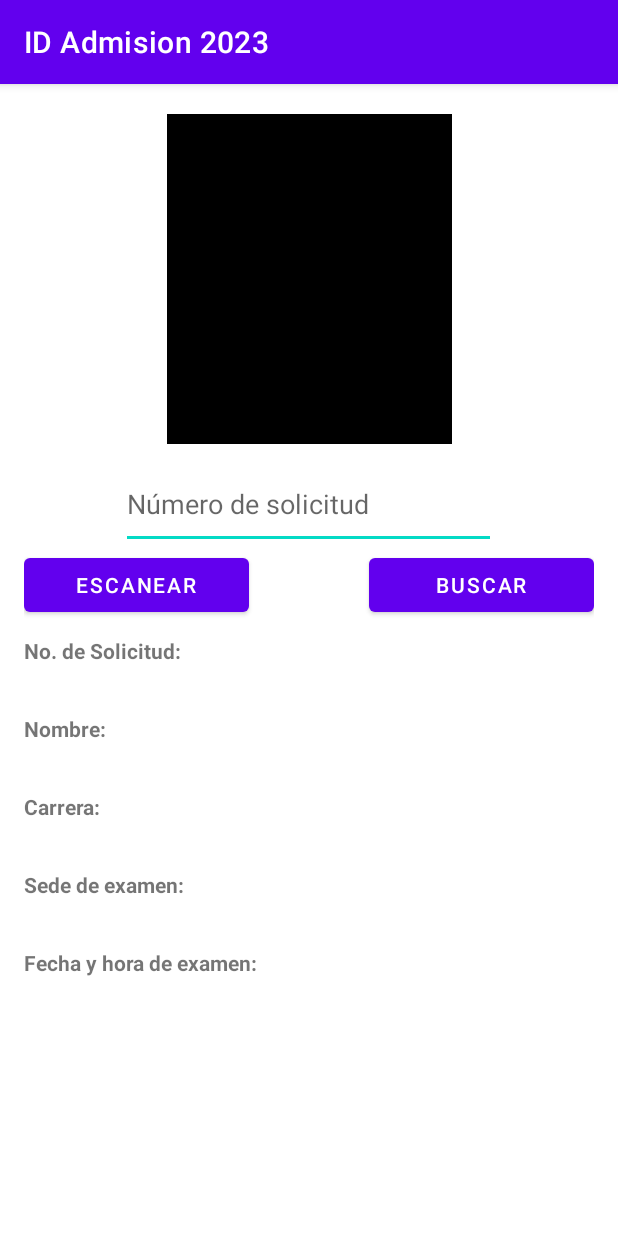
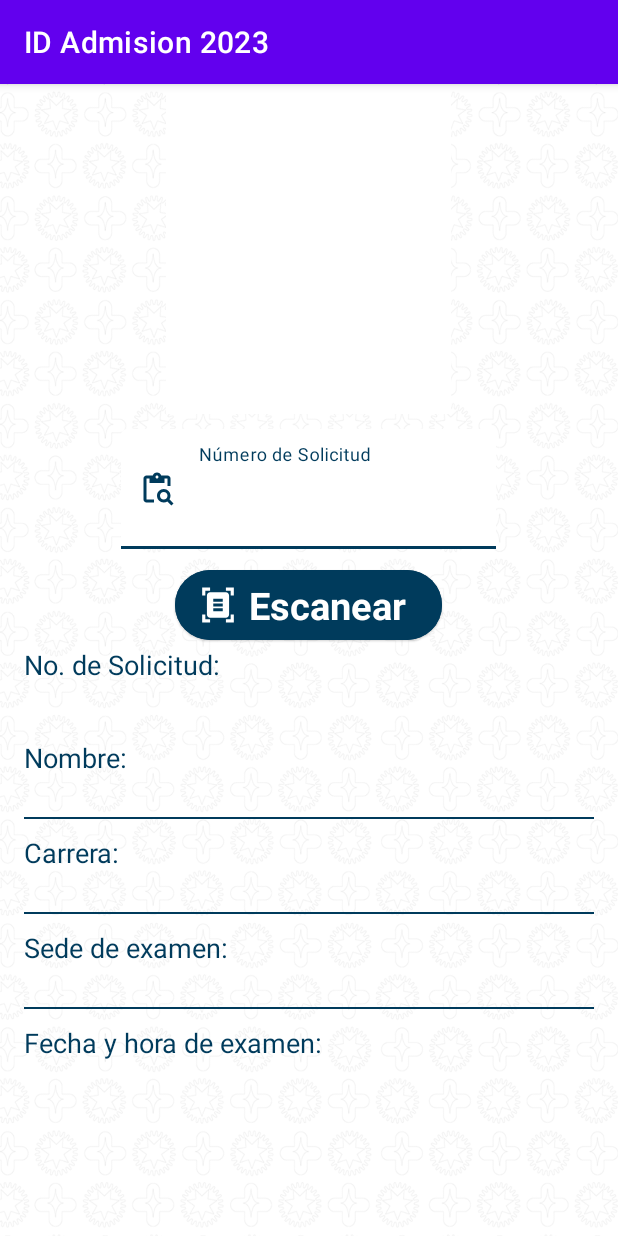
Before and after one commit to edurazno/ID-Admision-2023, an Android app: the screen it shows after launch (MainActivity), on a phone screen of 412 x 824 dp. Run offline under Robolectric (Android 15) with nearby library versions, the phone set to English and light mode, and no system bars; libraries missing offline, so code that uses them is left out: com.google.zxing.integration.

Commit message:
Viernes 09032023 DAE, oculta teclado

```diff
--- a/app/src/main/java/com/dae/idadmision2023/MainActivity.kt
+++ b/app/src/main/java/com/dae/idadmision2023/MainActivity.kt
@@ -1,15 +1,18 @@
 package com.dae.idadmision2023
 
+
+import android.content.Context
 import android.content.Intent
-import android.graphics.drawable.Drawable
 import android.net.Uri
 import android.os.Build
 import android.os.Bundle
+import android.view.Window
+import android.view.WindowManager
+import android.view.inputmethod.InputMethodManager
 import android.widget.Toast
 import androidx.annotation.RequiresApi
 import androidx.appcompat.app.AppCompatActivity
 import com.bumptech.glide.Glide
-import com.bumptech.glide.request.target.Target
 import com.dae.idadmision2023.databinding.ActivityMainBinding
 import com.google.gson.Gson
 import com.google.gson.reflect.TypeToken
@@ -17,11 +20,11 @@ import com.google.zxing.integration.android.IntentIntegrator
 import java.io.File
 import java.io.IOException
 
-
 class MainActivity : AppCompatActivity() {
 
     lateinit var binding: ActivityMainBinding
     var encontrado = false
+
 
     override fun onCreate(savedInstanceState: Bundle?) {
         super.onCreate(savedInstanceState)
@@ -29,15 +32,29 @@ class MainActivity : AppCompatActivity() {
         binding = ActivityMainBinding.inflate(layoutInflater)
         setContentView(binding.root)
 
-        //SCANEAR
-        binding.btnBuscar.setOnClickListener { initScan() }
 
-        //BUSCAR
-        binding.btnBuscar2.setOnClickListener {
-            val matricula: String = binding.inTxtNsolicitud.text.toString()
-            fnBuscarMatricula(matricula)
+        //BOTON SCANEAR
+        binding.btnBuscar.setOnClickListener {
+
+            hideKeyBoard()
+            if (!binding.inTxtNsolicitud.text.isNullOrBlank()) {
+
+                fnBuscarMatricula(binding.inTxtNsolicitud.text.toString())
+            }else{
+                initScan()
+            }
         }
 
+    }
+
+    fun hideKeyBoard(){
+        val view = this.currentFocus
+        if(view != null){
+            val hideMe = getSystemService(Context.INPUT_METHOD_SERVICE) as InputMethodManager
+            hideMe.hideSoftInputFromWindow(view.windowToken,0)
+        }else{
+            window.setSoftInputMode(WindowManager.LayoutParams.SOFT_INPUT_STATE_ALWAYS_HIDDEN)
+        }
     }
 
     private fun fnBuscarMatricula(matricula: String) {
@@ -45,7 +62,8 @@ class MainActivity : AppCompatActivity() {
         if (matricula.length == 9) {
             //Toast.makeText(this, matricula, Toast.LENGTH_SHORT).show()
 
-            encontrado = searchInJSON(matricula)
+            //encontrado = searchInJSON(matricula)
+            encontrado = searchInJSON1(matricula)
 
             //Revisa si se encotró información del aspirante.
             if (!encontrado){
@@ -59,7 +77,8 @@ class MainActivity : AppCompatActivity() {
                 binding.tvNombre.text = ""
 
             }
-        } else {
+
+         }else {
             //Toast.makeText(this, "Ingresa los 9 dígitos de la matrícula", Toast.LENGTH_SHORT).show()
             initScan()
         }
@@ -67,7 +86,8 @@ class MainActivity : AppCompatActivity() {
 
      @RequiresApi(Build.VERSION_CODES.Q)
      fun loadImage(matricula: String) {
-         val path = "storage/emulated/0/Download/fotos/${matricula}.jpg"
+         //val path = "storage/emulated/0/Download/fotos/${matricula}.jpg"
+         val path = "/storage/emulated/0/Download/fotos/${matricula}.jpg"
          val file = File(path)
          val imageUri = Uri.fromFile(file)
 
@@ -75,43 +95,26 @@ class MainActivity : AppCompatActivity() {
     }
 
     private fun initScan() {
-
         val integrator = IntentIntegrator(this)
         integrator.setPrompt("\"Escanea el código de barras del formato de asignación de examen\"")
         integrator.setCameraId(0)
         integrator.setBeepEnabled(true)
         //integrator.setTorchEnabled(true) //flash
-
-        if ( binding.inTxtNsolicitud.text.toString().isEmpty()){
-            integrator.initiateScan()
-            //Toast.makeText(this,"aqui...",Toast.LENGTH_SHORT).show()
-        }else{
-            //busca lo ingresado en la caja de texto
-            //binding.inTxtNsolicitud.text.toString()
-
-            fnBuscarMatricula(binding.inTxtNsolicitud.text.toString())
-        }
+        integrator.initiateScan()
     }
 
     //SCANNER
     override fun onActivityResult(requestCode: Int, resultCode: Int, data: Intent?) {
+
         val result = IntentIntegrator.parseActivityResult(requestCode, resultCode, data)
-        val matricula: String
         if (result != null) {
-            if (result.contents == null) {
                 Toast.makeText(this, "cancelado", Toast.LENGTH_SHORT).show()
-            } else {
-                //Toast.makeText(this, "${result.contents}", Toast.LENGTH_SHORT).show()
-                matricula = result.contents.toString()
-                searchInJSON(matricula)
-            }
         } else {
             super.onActivityResult(requestCode, resultCode, data)
         }
     }
 
     private fun searchInJSON(matricula: String) : Boolean{
-
         var flag = false
         val gson = Gson()
         val json = loadData("aspirantes.json")
@@ -131,10 +134,38 @@ class MainActivity : AppCompatActivity() {
                 if (android.os.Build.VERSION.SDK_INT >= 29){
                     loadImage(asp.matricula)
                 }
-
                 flag = true
             }
         }
+
+        return flag
+    }
+
+    private fun searchInJSON1(matricula: String) : Boolean{
+
+        val gson = Gson()
+        val json = loadData("aspirantes5.json")
+        val flag :Boolean
+
+        val arrayAspirantesType = object : TypeToken<Array<dataAspirantes>>() {}.type
+        val aspirantes: Array<dataAspirantes> = gson.fromJson(json, arrayAspirantesType)
+
+        val encontrado = aspirantes.find{ it.matricula == matricula}
+
+        if ( encontrado != null){
+            binding.tvNoSolicitud.text = encontrado.matricula
+            binding.tvNombre.text = encontrado.nombre
+            binding.tvCarrera.text = encontrado.carrera
+            binding.tvsede.text = encontrado.sede
+            binding.tvFecha.text = encontrado.fecha + " / " + encontrado.hora
+            if (android.os.Build.VERSION.SDK_INT >= 29)   loadImage(encontrado.matricula)
+
+            flag = true
+        }else{
+            Toast.makeText(this, "Matricula no encontrada", Toast.LENGTH_SHORT).show()
+            flag = false
+        }
+
         return flag
     }
 
--- /dev/null
+++ b/app/src/main/res/drawable/ic_buscar.xml
@@ -0,0 +1,6 @@
+<vector android:height="24dp" android:tint="#00B5E2"
+    android:viewportHeight="24" android:viewportWidth="24"
+    android:width="24dp" xmlns:android="http://schemas.android.com/apk/res/android">
+    <path android:fillColor="@android:color/white" android:pathData="M5,5h2v3h10V5h2v5h2V5c0,-1.1 -0.9,-2 -2,-2h-4.18C14.4,1.84 13.3,1 12,1S9.6,1.84 9.18,3H5C3.9,3 3,3.9 3,5v14c0,1.1 0.9,2 2,2h5v-2H5V5zM12,3c0.55,0 1,0.45 1,1s-0.45,1 -1,1s-1,-0.45 -1,-1S11.45,3 12,3z"/>
+    <path android:fillColor="@android:color/white" android:pathData="M20.3,18.9c0.4,-0.7 0.7,-1.5 0.7,-2.4c0,-2.5 -2,-4.5 -4.5,-4.5S12,14 12,16.5s2,4.5 4.5,4.5c0.9,0 1.7,-0.3 2.4,-0.7l2.7,2.7l1.4,-1.4L20.3,18.9zM16.5,19c-1.4,0 -2.5,-1.1 -2.5,-2.5c0,-1.4 1.1,-2.5 2.5,-2.5s2.5,1.1 2.5,2.5C19,17.9 17.9,19 16.5,19z"/>
+</vector>
--- /dev/null
+++ b/app/src/main/res/drawable/ic_scanner.xml
@@ -0,0 +1,5 @@
+<vector android:height="24dp" android:tint="#00B5E2"
+    android:viewportHeight="24" android:viewportWidth="24"
+    android:width="24dp" xmlns:android="http://schemas.android.com/apk/res/android">
+    <path android:fillColor="@android:color/white" android:pathData="M7,3H4v3H2V1h5V3zM22,6V1h-5v2h3v3H22zM7,21H4v-3H2v5h5V21zM20,18v3h-3v2h5v-5H20zM19,18c0,1.1 -0.9,2 -2,2H7c-1.1,0 -2,-0.9 -2,-2V6c0,-1.1 0.9,-2 2,-2h10c1.1,0 2,0.9 2,2V18zM15,8H9v2h6V8zM15,11H9v2h6V11zM15,14H9v2h6V14z"/>
+</vector>
--- a/app/src/main/res/layout/activity_main.xml
+++ b/app/src/main/res/layout/activity_main.xml
@@ -5,162 +5,211 @@
     tools:context=".MainActivity"
     android:layout_width="match_parent"
     android:layout_height="wrap_content"
+    android:background="@drawable/fondo"
     >
-
-     <androidx.constraintlayout.widget.ConstraintLayout
+        <LinearLayout
+            android:id="@+id/linear_ly_matricula_boton"
             android:layout_width="match_parent"
             android:layout_height="wrap_content"
-         android:layout_marginHorizontal="16dp"
-         android:layout_marginTop="20dp">
+            android:orientation="vertical"
+            android:gravity="center"
+            android:layout_marginHorizontal="16dp">
 
             <ImageView
                 android:id="@+id/ivFoto"
                 android:layout_width="190dp"
                 android:layout_height="220dp"
-        app:layout_constraintEnd_toEndOf="parent"
-        app:layout_constraintStart_toStartOf="parent"
-        app:layout_constraintTop_toTopOf="parent"
+                android:background="@color/white" />
 
-        android:background="@color/black" />
+            <com.google.android.material.textfield.TextInputLayout
+                android:layout_marginTop="10dp"
+                android:id="@+id/textField"
+                android:layout_width="250dp"
+                android:layout_height="wrap_content"
+                android:hint="Número de Solicitud"
+                android:textColorHint="@color/primarioOscuro"
+                app:startIconDrawable="@drawable/ic_buscar"
+                app:startIconContentDescription=""
+                app:endIconMode="clear_text"
+                app:boxBackgroundColor="@color/white"
+                app:hintTextColor="@color/primarioOscuro"
+                app:startIconTint="@color/primarioOscuro"
+                app:boxStrokeColor="@color/primarioOscuro"
+                >
+                <com.google.android.material.textfield.TextInputEditText
+                    android:id="@+id/inTxtNsolicitud"
+                    android:layout_width="match_parent"
+                    android:layout_height="80dp"
+                    android:maxLength="9"
+                    android:digits="1234567890"
+                    android:inputType="number"
+                    />
 
-    <com.google.android.material.textfield.TextInputEditText
-        android:id="@+id/in_txt_nsolicitud"
-        android:layout_width="250dp"
-        android:layout_height="60dp"
-        android:layout_marginTop="10dp"
-        android:hint="Número de solicitud"
-        app:layout_constraintEnd_toEndOf="parent"
-        app:layout_constraintHorizontal_bias="0.497"
-        app:layout_constraintStart_toStartOf="parent"
-        app:layout_constraintTop_toBottomOf="@+id/ivFoto" />
+            </com.google.android.material.textfield.TextInputLayout>
+
 
             <Button
                 android:id="@+id/btn_buscar"
-        android:layout_width="150dp"
-        android:layout_height="wrap_content"
-        android:text="Escanear"
-        app:layout_constraintStart_toStartOf="parent"
-        app:layout_constraintTop_toBottomOf="@+id/in_txt_nsolicitud" />
-
-         <Button
-             android:id="@+id/btn_buscar2"
-             android:layout_width="150dp"
-             android:layout_height="wrap_content"
-             android:text="buscar"
-             app:layout_constraintEnd_toEndOf="parent"
-             app:layout_constraintTop_toBottomOf="@+id/in_txt_nsolicitud"
-             />
-
-         <androidx.constraintlayout.widget.ConstraintLayout
-             android:layout_width="match_parent"
+                style="@style/Widget.Material3.Button.ElevatedButton.Icon"
+                app:icon="@drawable/ic_scanner"
+                android:layout_width="wrap_content"
                 android:layout_height="wrap_content"
                 android:layout_marginTop="10dp"
-             app:layout_constraintTop_toBottomOf="@+id/btn_buscar2">
-
+                android:text="Escanear"
+                android:textStyle="bold"
+                android:backgroundTint="@color/primarioOscuro"
+                android:textColor="@color/white"
+                android:textSize="25sp"
+                app:iconSize="25dp"
+                app:elevation="20dp"
+                app:iconTint="@color/white"
+                />
 
             <TextView
                 android:id="@+id/tv_lbl_No_solicitud"
                 android:layout_width="match_parent"
                 android:layout_height="wrap_content"
                 android:text="No. de Solicitud:"
-        android:textStyle="bold"
-        app:layout_constraintStart_toStartOf="parent"
-        app:layout_constraintTop_toTopOf="parent" />
+                android:textColor="@color/primarioOscuro"
+                android:textSize="18sp"/>
 
 
             <TextView
                 android:id="@+id/tv_No_solicitud"
                 android:layout_width="match_parent"
                 android:layout_height="wrap_content"
-        android:layout_marginTop="3dp"
-        app:layout_constraintEnd_toEndOf="parent"
-        app:layout_constraintTop_toBottomOf="@+id/tv_lbl_No_solicitud"
+                android:textSize="20sp"
+                android:textColor="@color/primarioOscuro"
+                android:textStyle="bold"
+                tools:text="202300007"
+                android:backgroundTint="@color/primarioOscuro"
                 />
+
+            <!--<TextView
+                android:layout_width="150dp"
+                android:layout_height="1dp"
+
+                android:background="#000000"
+                android:textColor="@color/primarioOscuro"
+                android:backgroundTint="@color/primarioOscuro" />-->
 
             <TextView
                 android:id="@+id/tv_lbl_Nombre"
                 android:layout_width="match_parent"
                 android:layout_height="wrap_content"
                 android:layout_marginTop="10dp"
-        android:textStyle="bold"
+
+                android:textColor="@color/primarioOscuro"
+                android:textSize="18sp"
                 android:text="Nombre:"
-        app:layout_constraintEnd_toEndOf="parent"
-        app:layout_constraintStart_toStartOf="parent"
-        app:layout_constraintTop_toBottomOf="@+id/tv_No_solicitud" />
+                />
+
             <TextView
                 android:id="@+id/tvNombre"
                 android:layout_width="match_parent"
                 android:layout_height="wrap_content"
-        android:layout_marginTop="3dp"
-        app:layout_constraintEnd_toEndOf="parent"
-        app:layout_constraintStart_toStartOf="parent"
-        app:layout_constraintTop_toBottomOf="@+id/tv_lbl_Nombre"
+
+                tools:text="Eduardo Durazno Coyotl"
+                android:textColor="@color/primarioOscuro"
+                android:textStyle="bold"
+                android:textSize="20sp"
                 />
+
+            <TextView
+                android:layout_width="match_parent"
+                android:layout_height="1dp"
+                android:background="#000000"
+                android:textColor="@color/primarioOscuro"
+                android:backgroundTint="@color/primarioOscuro" />
 
             <TextView
                 android:id="@+id/tv_lbl_carrera"
                 android:layout_width="match_parent"
                 android:layout_height="wrap_content"
                 android:layout_marginTop="10dp"
-        android:textStyle="bold"
+
+                android:textColor="@color/primarioOscuro"
+                android:textSize="18sp"
                 android:text="Carrera:"
-        app:layout_constraintEnd_toEndOf="parent"
-        app:layout_constraintStart_toStartOf="parent"
-        app:layout_constraintTop_toBottomOf="@+id/tvNombre" />
+                />
 
             <TextView
                 android:id="@+id/tvCarrera"
                 android:layout_width="match_parent"
                 android:layout_height="wrap_content"
-        android:layout_marginTop="3dp"
-        app:layout_constraintEnd_toEndOf="parent"
-        app:layout_constraintStart_toStartOf="parent"
-        app:layout_constraintTop_toBottomOf="@+id/tv_lbl_carrera"
+
+                tools:text="Lic en Cs. de la Computación"
+                android:textColor="@color/primarioOscuro"
+                android:textStyle="bold"
+                android:textSize="20sp"
                 />
+            <TextView
+                android:layout_width="match_parent"
+                android:layout_height="1dp"
+                android:background="#000000"
+                android:textColor="@color/primarioOscuro"
+                android:backgroundTint="@color/primarioOscuro" />
 
             <TextView
                 android:id="@+id/tv_lbl_sede"
                 android:layout_width="match_parent"
                 android:layout_height="wrap_content"
                 android:layout_marginTop="10dp"
-        android:textStyle="bold"
-        android:text="Sede de examen:"
-        app:layout_constraintEnd_toEndOf="parent"
-        app:layout_constraintStart_toStartOf="parent"
-        app:layout_constraintTop_toBottomOf="@+id/tvCarrera" />
+
+                android:textSize="18sp"
+                android:textColor="@color/primarioOscuro"
+                android:text="Sede de examen:"/>
 
             <TextView
                 android:id="@+id/tvsede"
                 android:layout_width="match_parent"
                 android:layout_height="wrap_content"
-        android:layout_marginTop="3dp"
-        app:layout_constraintEnd_toEndOf="parent"
-        app:layout_constraintStart_toStartOf="parent"
-        app:layout_constraintTop_toBottomOf="@+id/tv_lbl_sede"
+
+                android:textSize="20sp"
+                android:textStyle="bold"
+                android:textColor="@color/primarioOscuro"
+                tools:text="Centro de convenciones CU"
+                />
+
+            <TextView
+                android:layout_width="match_parent"
+                android:layout_height="1dp"
+                android:background="#000000"
+                android:textColor="@color/primarioOscuro"
+                android:backgroundTint="@color/primarioOscuro"
                 />
 
             <TextView
                 android:id="@+id/tv_lbl_fecha"
-        android:layout_width="wrap_content"
+                android:layout_width="match_parent"
                 android:layout_height="wrap_content"
                 android:layout_marginTop="10dp"
-        android:textStyle="bold"
+
+                android:textSize="18sp"
+                android:textColor="@color/primarioOscuro"
                 android:text="Fecha y hora de examen:"
-
-        app:layout_constraintStart_toStartOf="parent"
-        app:layout_constraintBottom_toBottomOf="parent"
-        app:layout_constraintTop_toBottomOf="@+id/tvsede" />
+                />
 
             <TextView
                 android:id="@+id/tvFecha"
-                 android:layout_width="wrap_content"
+                android:layout_width="match_parent"
                 android:layout_height="wrap_content"
-                 android:layout_marginTop="3dp"
-                 app:layout_constraintEnd_toEndOf="parent"
-                 app:layout_constraintStart_toEndOf="@id/tv_lbl_fecha"
-                 app:layout_constraintBottom_toBottomOf="parent"/>
-         </androidx.constraintlayout.widget.ConstraintLayout>
 
-    </androidx.constraintlayout.widget.ConstraintLayout>
-    <!--</LinearLayout>-->
+                android:textColor="@color/primarioOscuro"
+                android:textStyle="bold"
+                android:textSize="20sp"
+                tools:text="14/05/2023 - 11:00am"
+                />
+
+            <!--<TextView
+                android:layout_width="250dp"
+                android:layout_height="1dp"
+                android:background="#000000"
+                android:textColor="@color/primarioOscuro"
+                android:backgroundTint="@color/primarioOscuro"
+                />-->
+
+        </LinearLayout>
+
+
 </ScrollView>
--- a/app/src/main/res/values/colors.xml
+++ b/app/src/main/res/values/colors.xml
@@ -7,4 +7,18 @@
     <color name="teal_700">#FF018786</color>
     <color name="black">#FF000000</color>
     <color name="white">#FFFFFFFF</color>
+
+    <!-- Colores Admisión 2023 -->
+    <color name="primarioOscuro">#003B5C</color>
+    <color name="primarioClaro">#00B5E2</color>
+    <color name="naranjaNMS">#ff3943</color>
+    <color name="verdeModalidades">#2E9F37</color>
+    <color name="azulPrepas">#4dbcc6</color>
+    <color name="grisDependencias">#979797</color>
+
+    <color name="grisBuap1">#F6EBEB</color>
+    <color name="grisBuap2">#E3E4F8</color>
+    <color name="grisBuap3">#BCBCBC</color>
+
+
 </resources>
```
Also changed, not shown: app/src/main/res/drawable/fondo.png (added). Lines whose indentation alone changed are shown as unchanged.
